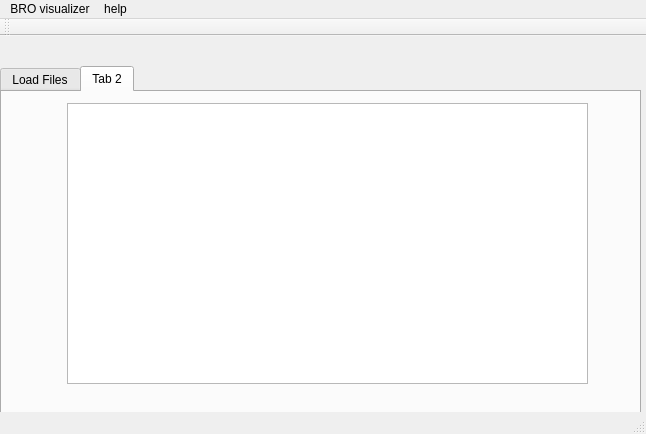
ahmadjd94/Bro-ID-Log-Analyzer, file mainwindow.ui: the form before one commit.
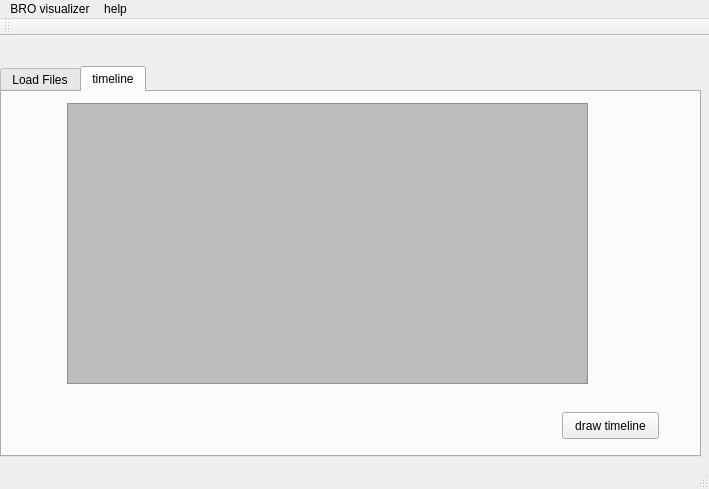
The form after the commit.

Commit message: added reset function , modified the opengl background

```diff
--- a/mainwindow.ui
+++ b/mainwindow.ui
@@ -6,8 +6,8 @@
    <rect>
     <x>0</x>
     <y>0</y>
-    <width>646</width>
-    <height>434</height>
+    <width>709</width>
+    <height>489</height>
    </rect>
   </property>
   <property name="windowTitle">
@@ -19,8 +19,8 @@
      <rect>
       <x>0</x>
       <y>30</y>
-      <width>641</width>
-      <height>351</height>
+      <width>701</width>
+      <height>391</height>
      </rect>
     </property>
     <property name="mouseTracking">
@@ -150,7 +150,7 @@
     </widget>
     <widget class="QWidget" name="tab_2">
      <attribute name="title">
-      <string>Tab 2</string>
+      <string>timeline</string>
      </attribute>
      <widget class="QGraphicsView" name="graphicsView">
       <property name="geometry">
@@ -161,6 +161,22 @@
         <height>281</height>
        </rect>
       </property>
+      <property name="styleSheet">
+       <string notr="true">background-color: rgb(188, 188, 188);</string>
+      </property>
+     </widget>
+     <widget class="QPushButton" name="pushButton_4">
+      <property name="geometry">
+       <rect>
+        <x>560</x>
+        <y>320</y>
+        <width>97</width>
+        <height>27</height>
+       </rect>
+      </property>
+      <property name="text">
+       <string>draw timeline</string>
+      </property>
      </widget>
     </widget>
    </widget>
@@ -170,7 +186,7 @@
     <rect>
      <x>0</x>
      <y>0</y>
-     <width>646</width>
+     <width>709</width>
      <height>27</height>
     </rect>
    </property>
```
The commit also changes 1 other file.
